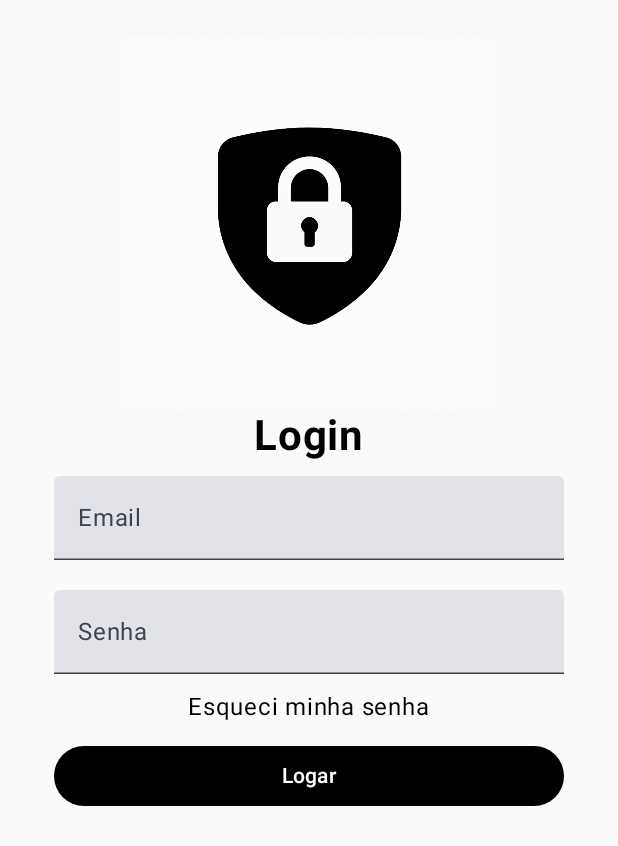
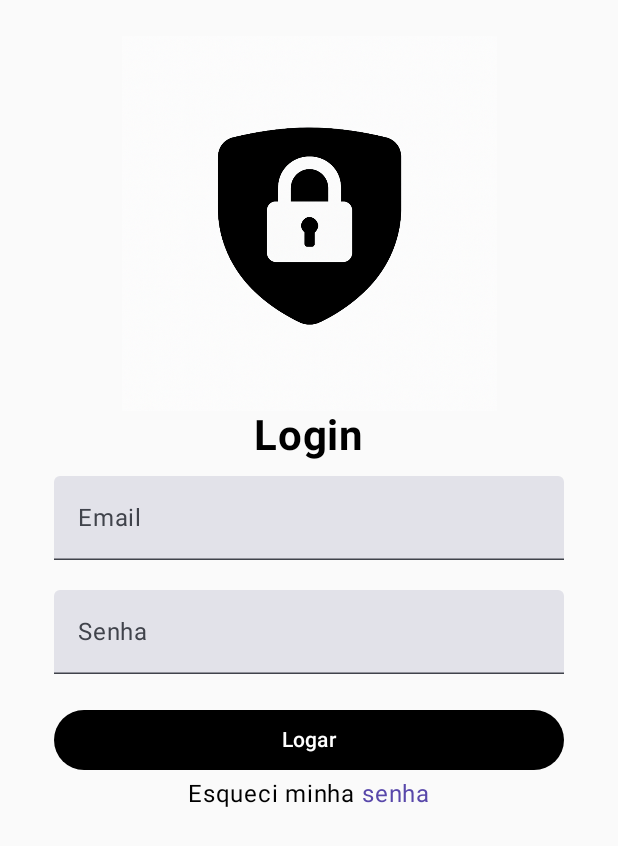
Before and after one commit to LeticiaSumida/PI3-Turma4-5, an Android app built with Jetpack Compose: the screen it shows after launch (SignInActivity), after a tap on "Login", on a phone screen of 412 x 824 dp. Shown: the top 846 px of the screen. Run offline under Robolectric (Android 15) with nearby library versions, the phone set to English and light mode, and no system bars; our stand-ins replace Firebase (no records; nobody signed in at launch, a user with empty details on screens opened directly); libraries missing offline, so code that uses them is left out: org.mindrot.jbcrypt.

Commit message:
Algumas alterações visuais

```diff
--- a/SuperID/app/src/main/java/br/edu/puc/superid/SignInActivity.kt
+++ b/SuperID/app/src/main/java/br/edu/puc/superid/SignInActivity.kt
@@ -22,6 +22,7 @@ import com.google.firebase.firestore.firestore
 import android.util.Log
 import androidx.compose.foundation.Image
 import androidx.compose.foundation.clickable
+import androidx.compose.foundation.layout.Row
 import androidx.compose.foundation.layout.size
 import androidx.compose.foundation.text.ClickableText
 import androidx.compose.material3.Button
@@ -36,9 +37,11 @@ import androidx.compose.ui.res.painterResource
 import androidx.compose.ui.text.AnnotatedString
 import androidx.compose.ui.text.font.FontWeight
 import androidx.compose.ui.text.input.PasswordVisualTransformation
+import androidx.compose.ui.tooling.preview.Preview
 import br.edu.puc.superid.ModalTextField
 import com.google.firebase.auth.FirebaseAuth
 import org.mindrot.jbcrypt.BCrypt
+import br.edu.puc.superid.ui.theme.roxo
 
 private val TAG = "SignInActivityLOG"
 
@@ -101,23 +104,7 @@ class SignInActivity : ComponentActivity() {
                 label = { Text("Senha") },
                 visualTransformation = PasswordVisualTransformation()
             )
-            Text("Esqueci minha senha",
-            modifier = Modifier.clickable(
-                onClick = { esqueciSenhaModal = true
-                    }
 
-            ))
-
-            if (esqueciSenhaModal){
-                ModalTextField(
-                    type = MessageType.EMAIL,
-                    titulo =  "Esqueceu sua senha?",
-                    mensagem= "Digite seu email e enviaremos um link para redefinir sua senha mestre",
-                    caminhoBotao2= {esqueciSenhaModal = false},
-                    textoBotao1= "Enviar link de redefinição",
-                    textoBotao2= "Cancelar",
-                    onDismiss= { esqueciSenhaModal = false })
-            }
             if (erroMensagem != null) {
                 Text(
                     text = erroMensagem!!,
@@ -172,15 +159,43 @@ class SignInActivity : ComponentActivity() {
                     },
                     modifier = Modifier
                         .fillMaxWidth()
-                        .padding(vertical = 10.dp, horizontal = 12.dp)
+                            .padding(top = 10.dp)
+                            .padding(horizontal = 12.dp)
                 ) {
                     Text("Logar")
 
+                }
+                Row(){
+                    Text("Esqueci minha ")
+                    Text("senha",
+                        color = roxo,
+                        modifier = Modifier
+                            .clickable(
+                            onClick = { esqueciSenhaModal = true
+                            },
+
+                        ))
+
+                    if (esqueciSenhaModal){
+                        ModalTextField(
+                            type = MessageType.EMAIL,
+                            titulo =  "Esqueceu sua senha?",
+                            mensagem= "Digite seu email e enviaremos um link para redefinir sua senha mestre",
+                            caminhoBotao2= {esqueciSenhaModal = false},
+                            textoBotao1= "Enviar link de redefinição",
+                            textoBotao2= "Cancelar",
+                            onDismiss= { esqueciSenhaModal = false })
+                    }
                 }
             }
         }
     }
 
+    @Preview
+    @Composable
+    fun previewtelalogin(){
+        TelaLogin()
+    }
 
     fun isValidEmail(email: String?): Boolean {
         if (email == null) return false
--- a/SuperID/app/src/main/java/br/edu/puc/superid/WelcomeActivity.kt
+++ b/SuperID/app/src/main/java/br/edu/puc/superid/WelcomeActivity.kt
@@ -14,7 +14,18 @@ import androidx.compose.ui.Modifier
 import androidx.compose.ui.unit.dp
 import br.edu.puc.superid.ui.theme.SuperIdTheme
 import android.content.Intent
+import androidx.compose.foundation.Image
+import androidx.compose.foundation.layout.size
+import androidx.compose.foundation.shape.RoundedCornerShape
+import androidx.compose.material3.ButtonDefaults
+import androidx.compose.material3.ElevatedButton
+import androidx.compose.material3.OutlinedButton
+import androidx.compose.ui.Alignment
 import androidx.compose.ui.platform.LocalContext
+import androidx.compose.ui.res.painterResource
+import androidx.compose.ui.tooling.preview.Preview
+import androidx.compose.ui.unit.sp
+import br.edu.puc.superid.ui.theme.roxo
 import com.google.firebase.FirebaseApp
 
 
@@ -37,30 +48,50 @@ class WelcomeActivity : ComponentActivity() {
         Column(
             modifier = Modifier
                 .padding(24.dp)
-                .fillMaxWidth()
+                .fillMaxWidth(),
+            horizontalAlignment = Alignment.CenterHorizontally
         ){
-            Button(
+            Image(
+                painter = painterResource(id = R.drawable.cadastro),
+                contentDescription = null,
+                modifier = Modifier.size(250.dp)
+
+            )
+            Text("SuperID",
+                modifier = Modifier
+                    .padding(40.dp),
+                fontSize = 60.sp,
+                color = roxo
+            )
+            OutlinedButton(
                 onClick = {
                     val intent = Intent(context, SignUpActivity::class.java)
                     context.startActivity(intent)
 
-
                 },
                 modifier = Modifier
-                .fillMaxWidth()
+                    .fillMaxWidth(),
+                shape = RoundedCornerShape(10.dp)
             ){
                 Text("Cadastrar")
             }
-            Button(
+            OutlinedButton(
                 onClick = {
                     val intent = Intent(context, SignInActivity::class.java)
                     context.startActivity(intent)
                 },
                 modifier = Modifier
-                    .fillMaxWidth()
+                    .fillMaxWidth(),
+                shape = RoundedCornerShape(10.dp)
             ){
                 Text("Login")
             }
         }
     }
+
+    @Preview
+    @Composable
+    fun previewprimeiratela(){
+        PrimeiraTela()
+    }
 }
```
